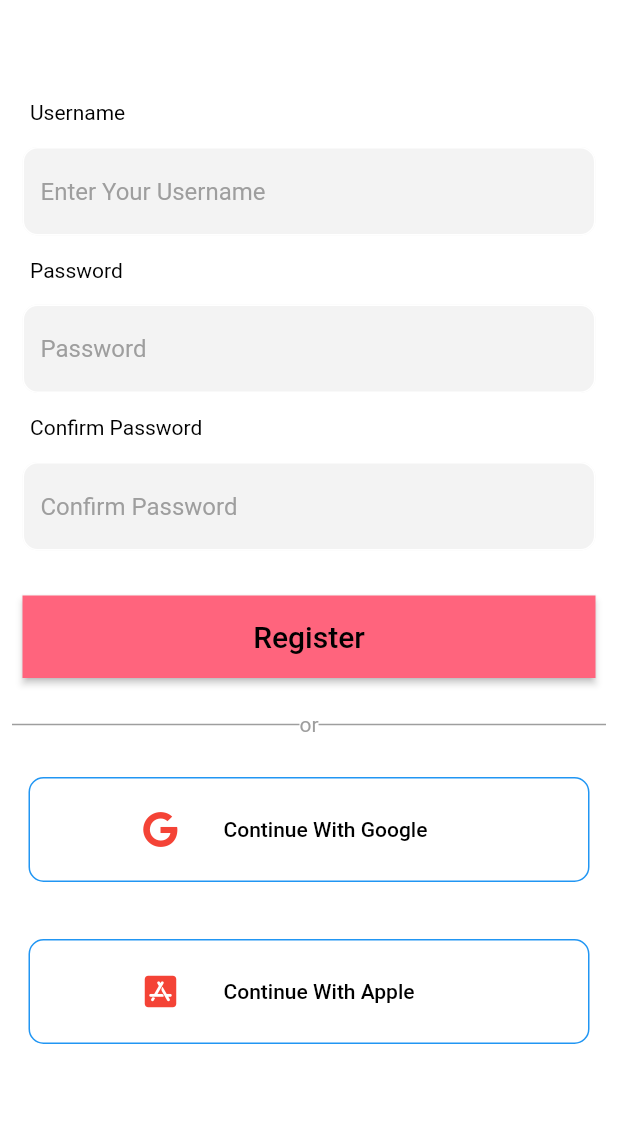
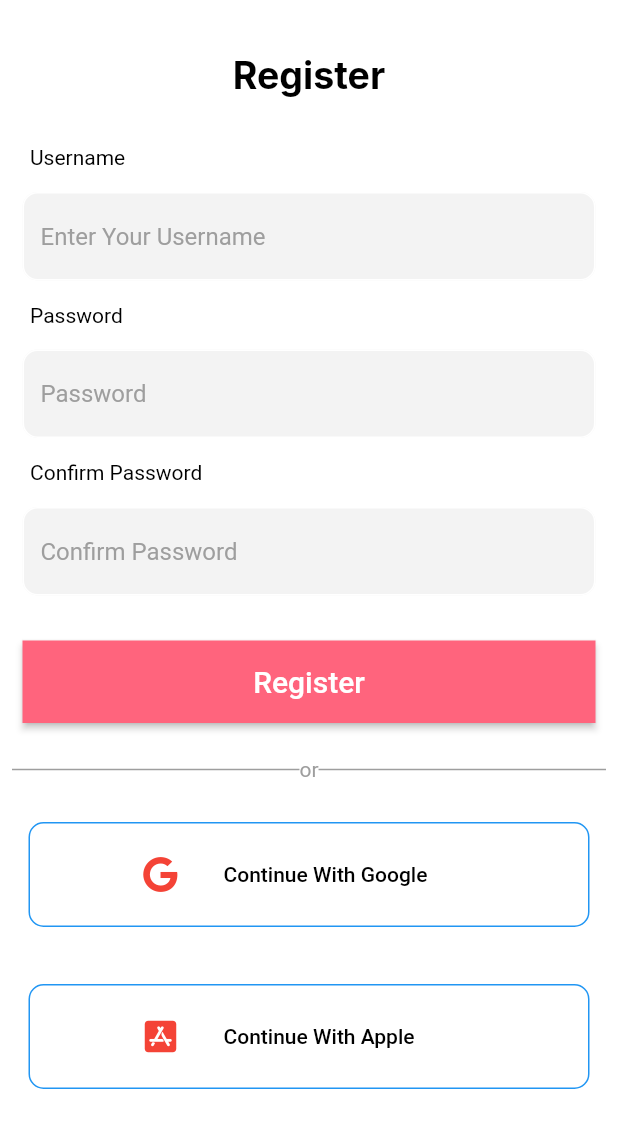
Before and after one commit to Namrata-yadav-08/ToDo_App, a Flutter app: the Register screen opened by its route, on a phone screen of 412 x 824 dp. Shown: the top 1128 px of the screen. Run offline on Flutter 3.47's test engine with Material 2 defaults, Android fonts, the phone set to English and light mode, and no system bars; our stand-ins replace curved_navigation_bar, date_picker_timeline, firebase_auth, firebase_core, flutter_slidable, font_awesome_flutter and 3 more; accounts and stored records are empty.

Commit message:
final touch

```diff
--- a/lib/Screens/register.dart
+++ b/lib/Screens/register.dart
@@ -93,6 +93,23 @@
     // }
     return Scaffold(
       backgroundColor: Colors.white,
+      appBar: AppBar(
+          automaticallyImplyLeading: false,
+          toolbarHeight: 77,
+          elevation: 0,
+          backgroundColor: Colors.transparent,
+          title: Center(
+            child: Padding(
+              padding: const EdgeInsets.only(top: 24),
+              child: Text(
+                "Register",
+                style: GoogleFonts.inter(
+                    color: Colors.black,
+                    fontSize: 25,
+                    fontWeight: FontWeight.w700),
+              ),
+            ),
+          )),
       body: ListView(children: [
         Container(
           // margin: EdgeInsets.all(24),
@@ -102,7 +119,7 @@
               const SizedBox(
                 height: 20,
               ),
-              _header(context),
+              //_header(context),
               // const SizedBox(
               //   height: 20,
               // ),
@@ -182,7 +199,7 @@
         CustomText(
           text: "Register",
           fontStyle: null,
-          color: Colors.white,
+          color: Color.fromARGB(255, 245, 69, 101),
           fontSize: 40,
           fontweigth: FontWeight.bold,
         )
@@ -328,7 +345,7 @@
             ),
             child: const Text(
               "Register",
-              style: TextStyle(fontSize: 20, color: Colors.black),
+              style: TextStyle(fontSize: 20, color: Colors.white),
             ),
           ),
         ),
```
Also changed, not shown: lib/Screens/WelcomeScreen.dart (+9 -9 lines).
